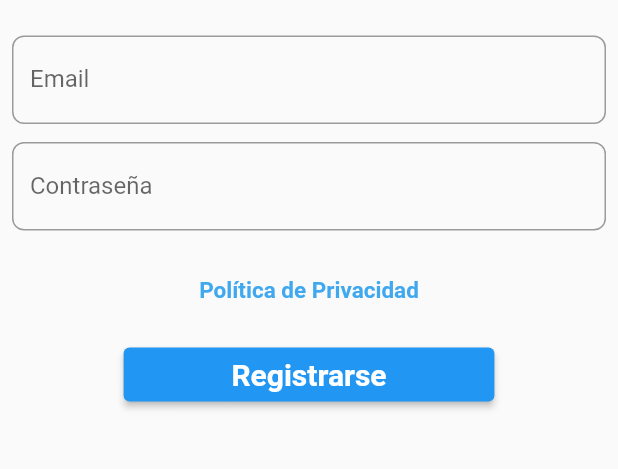
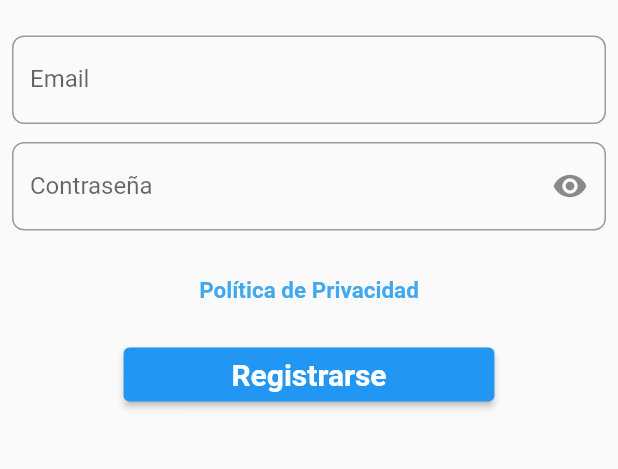
Before and after one commit to DiegoLoorenzo/kobe, a Flutter app: the screen it shows after launch, after a tap on "Registrate", on a phone screen of 412 x 824 dp, the part 614-1083 px from its top. Run offline on Flutter 3.47's test engine with Material 2 defaults, Android fonts, the phone set to English and light mode, and no system bars; our stand-ins replace firebase_auth, firebase_core, flutter_signin_button, google_nav_bar, google_sign_in, shared_preferences; accounts and stored records are empty; Roboto replaces fonts that are missing (Poppins).

Commit message:
Se subio el poder ver contraseña en el login y crear usuario y se corrijio el error de loguearse con google por favor emular otra vez el proyecto con los cambios asignados
Signed-off-by: Jesus Palacios <jesussnake9@gmail.com>

```diff
--- a/kobe_flutter/lib/login/CreateUserPage.dart
+++ b/kobe_flutter/lib/login/CreateUserPage.dart
@@ -12,6 +12,7 @@ class CreateUserPage extends StatefulWidget{
 }
 
 class _CreateUserState extends State<CreateUserPage>{
+  bool passwordVisible = true;
   late String email, password;
   final _formkey = GlobalKey<FormState>();
   String error='';
@@ -19,7 +20,7 @@ class _CreateUserState extends State<CreateUserPage>{
   @override
   void initState() {
     super.initState();
-
+    passwordVisible = true;
   }
 
 ///Almacenamiento de todos los Build y diseño de la interfaz
@@ -128,14 +129,24 @@ class _CreateUserState extends State<CreateUserPage>{
 //Campo de de la contraseña
   Widget buildPassword(){
     return TextFormField(
+      obscureText: passwordVisible,
       decoration: InputDecoration(
         labelText: "Contraseña",
         border: OutlineInputBorder(
           borderRadius: BorderRadius.circular(8),
           borderSide: new BorderSide(color: Colors.black)
-        )
+        ),
+        suffixIcon: IconButton(
+          icon: Icon(passwordVisible
+          ? Icons.visibility
+          : Icons.visibility_off),
+          onPressed: () {
+            setState(() {
+              passwordVisible = !passwordVisible;
+            });
+          },
+          ),
       ),
-      obscureText: true,
       validator: (value){
         if(value!.isEmpty){
           return "Este campo es obligatorio";
--- a/kobe_flutter/lib/login/LoginPage.dart
+++ b/kobe_flutter/lib/login/LoginPage.dart
@@ -15,6 +15,7 @@ class LoginPage extends StatefulWidget {
 }
 
 class _LoginState extends State<LoginPage> {
+  bool passwordVisible = true;
   late String email, password;
   final _formkey = GlobalKey<FormState>();
   String error = '';
@@ -236,14 +237,24 @@ class _LoginState extends State<LoginPage> {
 
   Widget buildPassword() {
     return TextFormField(
+      obscureText: passwordVisible,
       decoration: InputDecoration(
         labelText: "Contraseña",
         border: OutlineInputBorder(
           borderRadius: BorderRadius.circular(8),
           borderSide: BorderSide(color: Colors.black),
         ),
+        suffixIcon: IconButton(
+          icon: Icon(passwordVisible
+              ? Icons.visibility
+              : Icons.visibility_off),
+          onPressed: () {
+              setState(() {
+                passwordVisible = !passwordVisible;
+              });
+          },
+          ),
       ),
-      obscureText: true,
       validator: (value) {
         if (value!.isEmpty) {
           return "Este campo es obligatorio";
```
